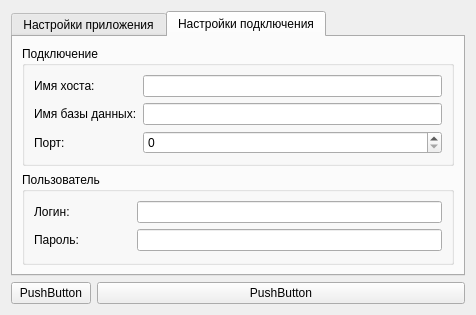
First picture: the form in formsettings.ui, repository MiBeloz/HW-qt7-diplom, before the edit.
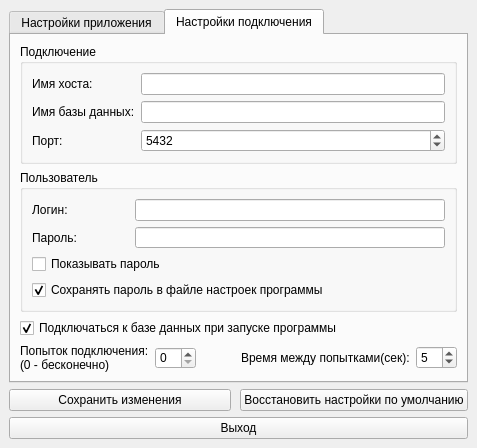
Second picture: the form after the edit.

Diff of the .ui file:
```diff
--- a/formsettings.ui
+++ b/formsettings.ui
@@ -6,45 +6,58 @@
    <rect>
     <x>0</x>
     <y>0</y>
-    <width>476</width>
-    <height>300</height>
+    <width>477</width>
+    <height>448</height>
    </rect>
   </property>
+  <property name="sizePolicy">
+   <sizepolicy hsizetype="Preferred" vsizetype="Preferred">
+    <horstretch>0</horstretch>
+    <verstretch>0</verstretch>
+   </sizepolicy>
+  </property>
+  <property name="minimumSize">
+   <size>
+    <width>477</width>
+    <height>448</height>
+   </size>
+  </property>
+  <property name="maximumSize">
+   <size>
+    <width>477</width>
+    <height>448</height>
+   </size>
+  </property>
   <property name="windowTitle">
    <string>Form</string>
   </property>
-  <layout class="QFormLayout" name="formLayout_3">
+  <property name="layoutDirection">
+   <enum>Qt::LeftToRight</enum>
+  </property>
+  <property name="autoFillBackground">
+   <bool>false</bool>
+  </property>
+  <layout class="QGridLayout" name="gridLayout">
    <property name="sizeConstraint">
     <enum>QLayout::SetDefaultConstraint</enum>
    </property>
-   <property name="labelAlignment">
-    <set>Qt::AlignLeading|Qt::AlignLeft|Qt::AlignVCenter</set>
+   <property name="leftMargin">
+    <number>9</number>
    </property>
-   <property name="formAlignment">
-    <set>Qt::AlignLeading|Qt::AlignLeft|Qt::AlignTop</set>
+   <property name="topMargin">
+    <number>9</number>
    </property>
-   <item row="3" column="1">
-    <widget class="QPushButton" name="pushButton">
-     <property name="text">
-      <string>PushButton</string>
-     </property>
-    </widget>
-   </item>
-   <item row="3" column="0">
-    <widget class="QPushButton" name="pushButton_2">
-     <property name="minimumSize">
-      <size>
-       <width>0</width>
-       <height>0</height>
-      </size>
-     </property>
-     <property name="text">
-      <string>PushButton</string>
-     </property>
-    </widget>
-   </item>
-   <item row="1" column="0" colspan="2">
-    <widget class="QTabWidget" name="tabWidget">
+   <property name="rightMargin">
+    <number>9</number>
+   </property>
+   <property name="bottomMargin">
+    <number>9</number>
+   </property>
+   <property name="horizontalSpacing">
+    <number>9</number>
+   </property>
+   <item row="0" column="0" colspan="3">
+    <widget class="QTabWidget" name="tabWidget_settings">
      <property name="tabPosition">
       <enum>QTabWidget::North</enum>
      </property>
@@ -64,94 +77,351 @@
       <attribute name="title">
        <string>Настройки приложения</string>
       </attribute>
-     </widget>
-     <widget class="QWidget" name="tabDatabase">
-      <attribute name="title">
-       <string>Настройки подключения</string>
-      </attribute>
-      <layout class="QVBoxLayout" name="verticalLayout">
-       <item>
+      <layout class="QGridLayout" name="gridLayout_3">
+       <item row="2" column="0">
         <widget class="QGroupBox" name="groupBox">
          <property name="title">
-          <string>Подключение</string>
+          <string>GroupBox</string>
+         </property>
+         <layout class="QGridLayout" name="gridLayout_6"/>
+        </widget>
+       </item>
+       <item row="0" column="0">
+        <widget class="QCheckBox" name="chB_saveMainWindowSize">
+         <property name="text">
+          <string>Восстанавливать размер главного окна из прошлого запуска программы</string>
+         </property>
+         <property name="checked">
+          <bool>true</bool>
+         </property>
+        </widget>
+       </item>
+       <item row="1" column="0">
+        <widget class="QGroupBox" name="grB_mainWindowSize">
+         <property name="title">
+          <string>Размер главного окна при запуске программы</string>
          </property>
          <layout class="QFormLayout" name="formLayout">
           <item row="0" column="0">
            <widget class="QLabel" name="label_3">
             <property name="text">
-             <string>Имя хоста:</string>
-            </property>
-           </widget>
-          </item>
-          <item row="1" column="0">
-           <widget class="QLabel" name="label">
-            <property name="text">
-             <string>Имя базы данных:</string>
-            </property>
-           </widget>
-          </item>
-          <item row="2" column="0">
-           <widget class="QLabel" name="label_2">
-            <property name="text">
-             <string>Порт:</string>
+             <string>Ширина:</string>
             </property>
            </widget>
           </item>
           <item row="0" column="1">
-           <widget class="QLineEdit" name="lineEdit"/>
+           <widget class="QSpinBox" name="spB_mainWindowWidth">
+            <property name="maximumSize">
+             <size>
+              <width>60</width>
+              <height>16777215</height>
+             </size>
+            </property>
+            <property name="buttonSymbols">
+             <enum>QAbstractSpinBox::NoButtons</enum>
+            </property>
+            <property name="minimum">
+             <number>480</number>
+            </property>
+            <property name="maximum">
+             <number>1920</number>
+            </property>
+           </widget>
+          </item>
+          <item row="1" column="0">
+           <widget class="QLabel" name="lb_mainWindowHeight">
+            <property name="text">
+             <string>Высота:</string>
+            </property>
+           </widget>
           </item>
           <item row="1" column="1">
-           <widget class="QLineEdit" name="lineEdit_2"/>
-          </item>
-          <item row="2" column="1">
-           <widget class="QSpinBox" name="spinBox">
+           <widget class="QSpinBox" name="spB_mainWindowHeight">
+            <property name="maximumSize">
+             <size>
+              <width>60</width>
+              <height>16777215</height>
+             </size>
+            </property>
+            <property name="buttonSymbols">
+             <enum>QAbstractSpinBox::NoButtons</enum>
+            </property>
+            <property name="minimum">
+             <number>360</number>
+            </property>
             <property name="maximum">
-             <number>9999</number>
+             <number>1080</number>
             </property>
            </widget>
           </item>
          </layout>
         </widget>
        </item>
-       <item>
-        <widget class="QGroupBox" name="groupBox_2">
+      </layout>
+     </widget>
+     <widget class="QWidget" name="tabDatabase">
+      <attribute name="title">
+       <string>Настройки подключения</string>
+      </attribute>
+      <layout class="QGridLayout" name="gridLayout_2" columnstretch="0,0,0,0,0">
+       <item row="3" column="2">
+        <spacer name="horizontalSpacer_2">
+         <property name="orientation">
+          <enum>Qt::Horizontal</enum>
+         </property>
+         <property name="sizeHint" stdset="0">
+          <size>
+           <width>40</width>
+           <height>20</height>
+          </size>
+         </property>
+        </spacer>
+       </item>
+       <item row="1" column="0" colspan="5">
+        <widget class="QGroupBox" name="grB_user">
          <property name="title">
           <string>Пользователь</string>
          </property>
-         <layout class="QFormLayout" name="formLayout_2">
+         <layout class="QGridLayout" name="gridLayout_4" columnstretch="0,0,70">
           <property name="horizontalSpacing">
-           <number>58</number>
+           <number>9</number>
           </property>
           <property name="verticalSpacing">
            <number>6</number>
           </property>
+          <item row="0" column="2">
+           <widget class="QLineEdit" name="le_login">
+            <property name="maxLength">
+             <number>40</number>
+            </property>
+           </widget>
+          </item>
+          <item row="1" column="2">
+           <widget class="QLineEdit" name="le_pass">
+            <property name="sizePolicy">
+             <sizepolicy hsizetype="Expanding" vsizetype="Fixed">
+              <horstretch>0</horstretch>
+              <verstretch>0</verstretch>
+             </sizepolicy>
+            </property>
+            <property name="maxLength">
+             <number>40</number>
+            </property>
+            <property name="echoMode">
+             <enum>QLineEdit::Password</enum>
+            </property>
+           </widget>
+          </item>
           <item row="0" column="0">
-           <widget class="QLabel" name="label_4">
+           <widget class="QLabel" name="lb_login">
             <property name="text">
              <string>Логин:</string>
             </property>
            </widget>
           </item>
+          <item row="3" column="0" colspan="3">
+           <widget class="QCheckBox" name="chB_savePass">
+            <property name="text">
+             <string>Сохранять пароль в файле настроек программы</string>
+            </property>
+            <property name="checked">
+             <bool>true</bool>
+            </property>
+           </widget>
+          </item>
           <item row="1" column="0">
-           <widget class="QLabel" name="label_5">
+           <widget class="QLabel" name="lb_pass">
             <property name="text">
              <string>Пароль:</string>
             </property>
            </widget>
           </item>
           <item row="0" column="1">
-           <widget class="QLineEdit" name="lineEdit_3"/>
+           <spacer name="horizontalSpacer">
+            <property name="orientation">
+             <enum>Qt::Horizontal</enum>
+            </property>
+            <property name="sizeHint" stdset="0">
+             <size>
+              <width>40</width>
+              <height>20</height>
+             </size>
+            </property>
+           </spacer>
+          </item>
+          <item row="2" column="0" colspan="3">
+           <widget class="QCheckBox" name="chB_showPass">
+            <property name="text">
+             <string>Показывать пароль</string>
+            </property>
+           </widget>
+          </item>
+         </layout>
+        </widget>
+       </item>
+       <item row="3" column="1">
+        <widget class="QSpinBox" name="spB_numOfConnectionAttempts">
+         <property name="maximumSize">
+          <size>
+           <width>50</width>
+           <height>22</height>
+          </size>
+         </property>
+         <property name="minimum">
+          <number>0</number>
+         </property>
+         <property name="maximum">
+          <number>10</number>
+         </property>
+         <property name="value">
+          <number>0</number>
+         </property>
+        </widget>
+       </item>
+       <item row="3" column="0">
+        <widget class="QLabel" name="lb_numOfConnectionAttempts">
+         <property name="minimumSize">
+          <size>
+           <width>0</width>
+           <height>0</height>
+          </size>
+         </property>
+         <property name="maximumSize">
+          <size>
+           <width>16777215</width>
+           <height>16777215</height>
+          </size>
+         </property>
+         <property name="text">
+          <string>Попыток подключения:
+(0 - бесконечно)</string>
+         </property>
+        </widget>
+       </item>
+       <item row="0" column="0" colspan="5">
+        <widget class="QGroupBox" name="grB_connect">
+         <property name="title">
+          <string>Подключение</string>
+         </property>
+         <layout class="QGridLayout" name="gridLayout_5" columnstretch="0,0">
+          <item row="0" column="1">
+           <widget class="QLineEdit" name="le_hostname">
+            <property name="maxLength">
+             <number>40</number>
+            </property>
+           </widget>
+          </item>
+          <item row="2" column="0">
+           <widget class="QLabel" name="lb_port">
+            <property name="text">
+             <string>Порт:</string>
+            </property>
+           </widget>
+          </item>
+          <item row="0" column="0">
+           <widget class="QLabel" name="lb_hostname">
+            <property name="text">
+             <string>Имя хоста:</string>
+            </property>
+           </widget>
+          </item>
+          <item row="2" column="1">
+           <widget class="QSpinBox" name="spB_port">
+            <property name="minimum">
+             <number>1024</number>
+            </property>
+            <property name="maximum">
+             <number>49151</number>
+            </property>
+            <property name="value">
+             <number>5432</number>
+            </property>
+           </widget>
           </item>
           <item row="1" column="1">
-           <widget class="QLineEdit" name="lineEdit_4"/>
+           <widget class="QLineEdit" name="le_dbName">
+            <property name="maxLength">
+             <number>40</number>
+            </property>
+           </widget>
+          </item>
+          <item row="1" column="0">
+           <widget class="QLabel" name="lb_dbName">
+            <property name="text">
+             <string>Имя базы данных:</string>
+            </property>
+           </widget>
           </item>
          </layout>
         </widget>
        </item>
+       <item row="3" column="4">
+        <widget class="QSpinBox" name="spB_timeout">
+         <property name="minimum">
+          <number>3</number>
+         </property>
+         <property name="maximum">
+          <number>30</number>
+         </property>
+         <property name="value">
+          <number>5</number>
+         </property>
+        </widget>
+       </item>
+       <item row="3" column="3">
+        <widget class="QLabel" name="lb_timeout">
+         <property name="text">
+          <string>Время между попытками(сек):</string>
+         </property>
+        </widget>
+       </item>
+       <item row="2" column="0" colspan="5">
+        <widget class="QCheckBox" name="chB_autoConnect">
+         <property name="text">
+          <string>Подключаться к базе данных при запуске программы</string>
+         </property>
+         <property name="checked">
+          <bool>true</bool>
+         </property>
+        </widget>
+       </item>
       </layout>
      </widget>
     </widget>
    </item>
+   <item row="2" column="0" colspan="3">
+    <widget class="QPushButton" name="pb_cancel">
+     <property name="minimumSize">
+      <size>
+       <width>180</width>
+       <height>0</height>
+      </size>
+     </property>
+     <property name="text">
+      <string>Выход</string>
+     </property>
+    </widget>
+   </item>
+   <item row="1" column="2">
+    <widget class="QPushButton" name="pb_default">
+     <property name="text">
+      <string>Восстановить настройки по умолчанию</string>
+     </property>
+    </widget>
+   </item>
+   <item row="1" column="0" colspan="2">
+    <widget class="QPushButton" name="pb_save">
+     <property name="minimumSize">
+      <size>
+       <width>180</width>
+       <height>0</height>
+      </size>
+     </property>
+     <property name="text">
+      <string>Сохранить изменения</string>
+     </property>
+    </widget>
+   </item>
   </layout>
  </widget>
  <resources/>
```
Left out of the diff: 18 changed lines with no effect on the pictures.
